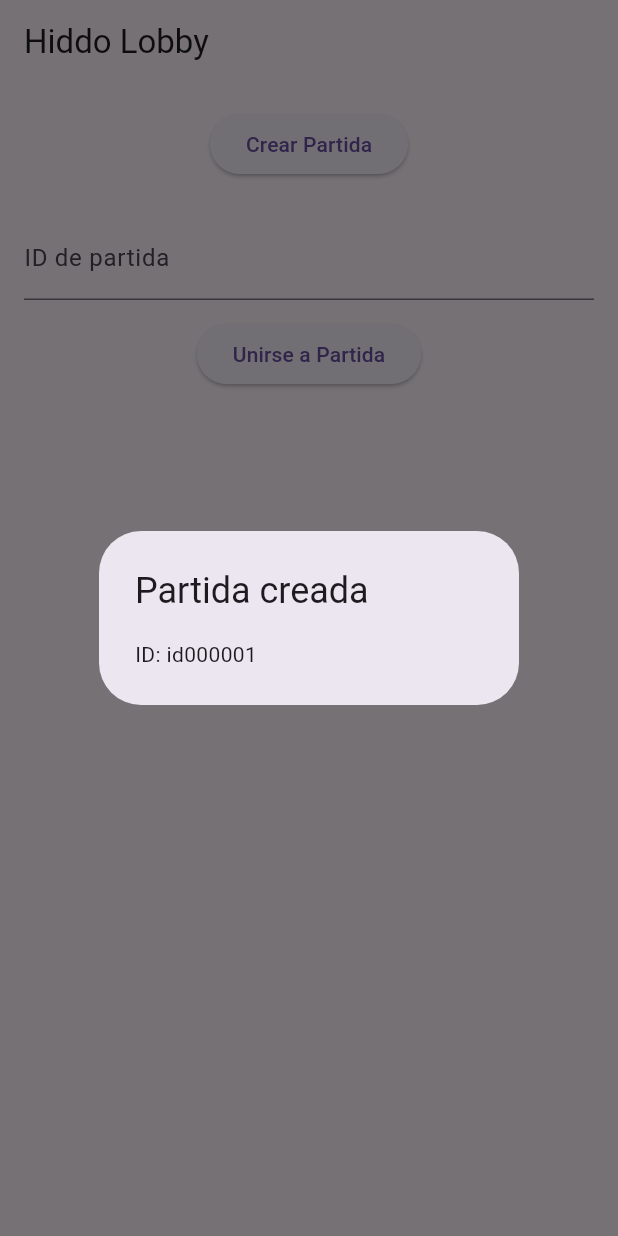
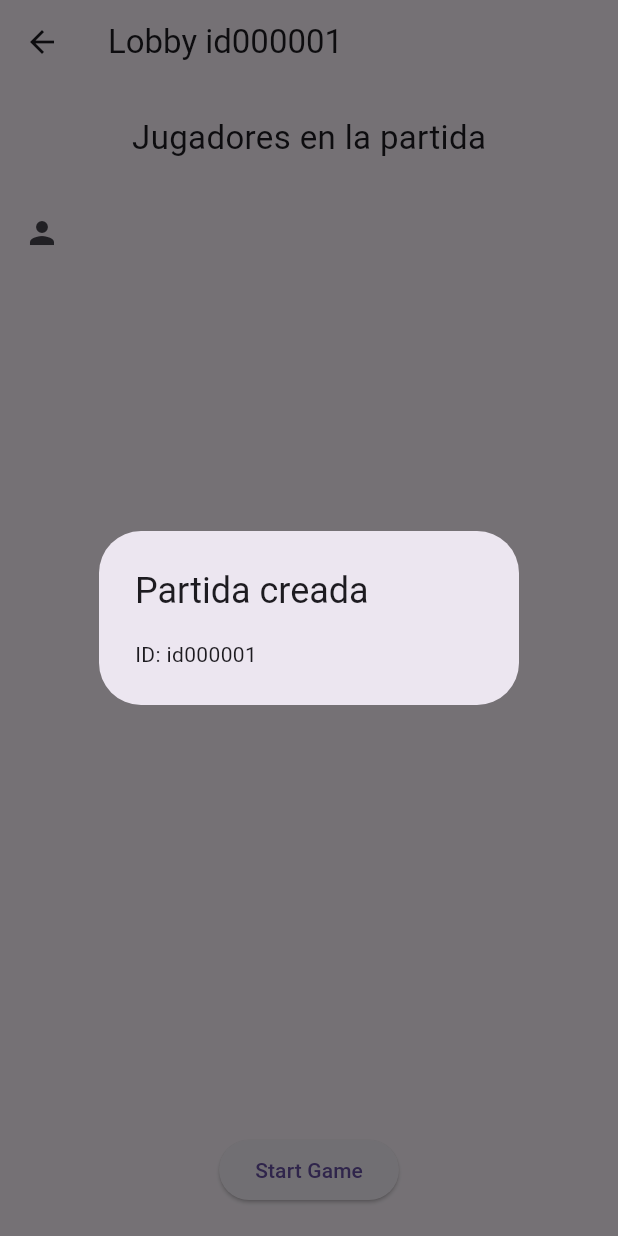
Before and after one commit to alexxljm-lgtm/hiddo, a Flutter app: the screen it shows after launch, after a tap on "Crear Partida", on a phone screen of 412 x 824 dp. Run offline on Flutter 3.47's test engine with Material 3 defaults, Android fonts, the light colour scheme and no system bars; our stand-ins replace cloud_firestore, firebase_auth, firebase_core, firebase_storage, flutter_riverpod, image_picker; accounts and stored records are empty.

Commit message:
feat: realtime game lobby screen

```diff
--- /dev/null
+++ b/hiddo/lib/features/game/presentation/providers/game_provider.dart
@@ -0,0 +1,10 @@
+import 'package:flutter_riverpod/flutter_riverpod.dart';
+import '../../../../injection_container.dart';
+import '../../domain/entities/game.dart';
+
+final gameStreamProvider = StreamProvider.family<Game, String>((ref, gameId) {
+
+  final datasource = ref.read(gameFirestoreDatasourceProvider);
+
+  return datasource.watchGame(gameId);
+});
--- /dev/null
+++ b/hiddo/lib/features/game/presentation/screens/game_lobby_screen.dart
@@ -0,0 +1,76 @@
+import 'package:flutter/material.dart';
+import 'package:flutter_riverpod/flutter_riverpod.dart';
+import '../providers/game_provider.dart';
+
+class GameLobbyScreen extends ConsumerWidget {
+
+  final String gameId;
+
+  const GameLobbyScreen({
+    super.key,
+    required this.gameId,
+  });
+
+  @override
+  Widget build(BuildContext context, WidgetRef ref) {
+
+    final gameAsync = ref.watch(gameStreamProvider(gameId));
+
+    return Scaffold(
+      appBar: AppBar(
+        title: Text("Lobby $gameId"),
+      ),
+      body: gameAsync.when(
+        loading: () => const Center(child: CircularProgressIndicator()),
+
+        error: (e, _) => Center(
+          child: Text("Error: $e"),
+        ),
+
+        data: (game) {
+
+          return Column(
+            children: [
+
+              const SizedBox(height: 20),
+
+              const Text(
+                "Jugadores en la partida",
+                style: TextStyle(fontSize: 22),
+              ),
+
+              const SizedBox(height: 20),
+
+              Expanded(
+                child: ListView.builder(
+                  itemCount: game.players.length,
+                  itemBuilder: (context, index) {
+
+                    final player = game.players[index];
+
+                    return ListTile(
+                      leading: const Icon(Icons.person),
+                      title: Text(player),
+                    );
+                  },
+                ),
+              ),
+
+              const SizedBox(height: 20),
+
+              ElevatedButton(
+                onPressed: () {
+                  // luego activaremos startGame aquí
+                },
+                child: const Text("Start Game"),
+              ),
+
+              const SizedBox(height: 20),
+
+            ],
+          );
+        },
+      ),
+    );
+  }
+}
--- a/hiddo/lib/features/game/presentation/screens/lobby_screen.dart
+++ b/hiddo/lib/features/game/presentation/screens/lobby_screen.dart
@@ -1,5 +1,6 @@
 import 'package:flutter/material.dart';
 import 'package:flutter_riverpod/flutter_riverpod.dart';
+import 'package:hiddo/features/game/presentation/screens/game_lobby_screen.dart';
 import 'package:hiddo/injection_container.dart';
 import '../../data/datasources/game_firestore_datasource.dart';
 import 'package:firebase_auth/firebase_auth.dart';
@@ -28,7 +29,15 @@ class LobbyScreen extends ConsumerWidget {
                     user = cred.user;
                   }
                   final game = await datasource.createGame(user!.uid);
+
+                  Navigator.push(
+                    context,
+                    MaterialPageRoute(
+                      builder: (_) => GameLobbyScreen(gameId: game.id),
+                    ),
+                  );
                   print("Game created: ${game.id}");
+
                   // Mostrar gameId
                   showDialog(
                     context: context,
@@ -67,6 +76,13 @@ class LobbyScreen extends ConsumerWidget {
                   }
 
                   await datasource.joinGame(gameId, user!.uid);
+                  Navigator.push(
+                    context,
+                    MaterialPageRoute(
+                      builder: (_) => GameLobbyScreen(gameId: gameId),
+                    ),
+                  );
+
                   ScaffoldMessenger.of(context).showSnackBar(
                     const SnackBar(content: Text("Te uniste a la partida")),
                   );
```
